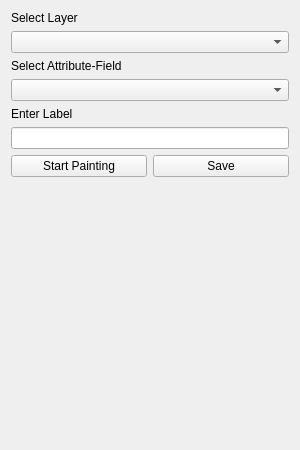
First picture: the form in ui_LayerFeatureLabeler.ui, repository raphaelsulzer/LayerFeatureLabeler, before the edit.
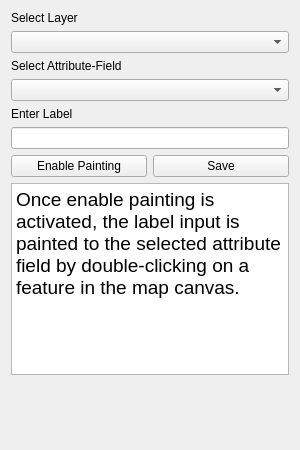
Second picture: the form after the edit.

```diff
--- a/ui_LayerFeatureLabeler.ui
+++ b/ui_LayerFeatureLabeler.ui
@@ -63,7 +63,7 @@
        <item>
         <widget class="QPushButton" name="pushButton">
          <property name="text">
-          <string>Start Painting</string>
+          <string>Enable Painting</string>
          </property>
         </widget>
        </item>
@@ -78,6 +78,17 @@
      </item>
     </layout>
    </item>
+   <item>
+    <widget class="QTextEdit" name="textEdit">
+     <property name="html">
+      <string>&lt;!DOCTYPE HTML PUBLIC &quot;-//W3C//DTD HTML 4.0//EN&quot; &quot;http://www.w3.org/TR/REC-html40/strict.dtd&quot;&gt;
+&lt;html&gt;&lt;head&gt;&lt;meta name=&quot;qrichtext&quot; content=&quot;1&quot; /&gt;&lt;style type=&quot;text/css&quot;&gt;
+p, li { white-space: pre-wrap; }
+&lt;/style&gt;&lt;/head&gt;&lt;body style=&quot; font-family:'.SF NS Text'; font-size:13pt; font-weight:400; font-style:normal;&quot;&gt;
+&lt;p style=&quot; margin-top:0px; margin-bottom:0px; margin-left:0px; margin-right:0px; -qt-block-indent:0; text-indent:0px;&quot;&gt;&lt;span style=&quot; font-size:14pt;&quot;&gt;Once enable painting is activated, the label input is painted to the selected attribute field by double-clicking on a feature in the map canvas.&lt;/span&gt;&lt;/p&gt;&lt;/body&gt;&lt;/html&gt;</string>
+     </property>
+    </widget>
+   </item>
    <item>
     <spacer name="verticalSpacer">
      <property name="orientation">
```
Left out of the diff: 6 changed lines with no effect on the pictures.
